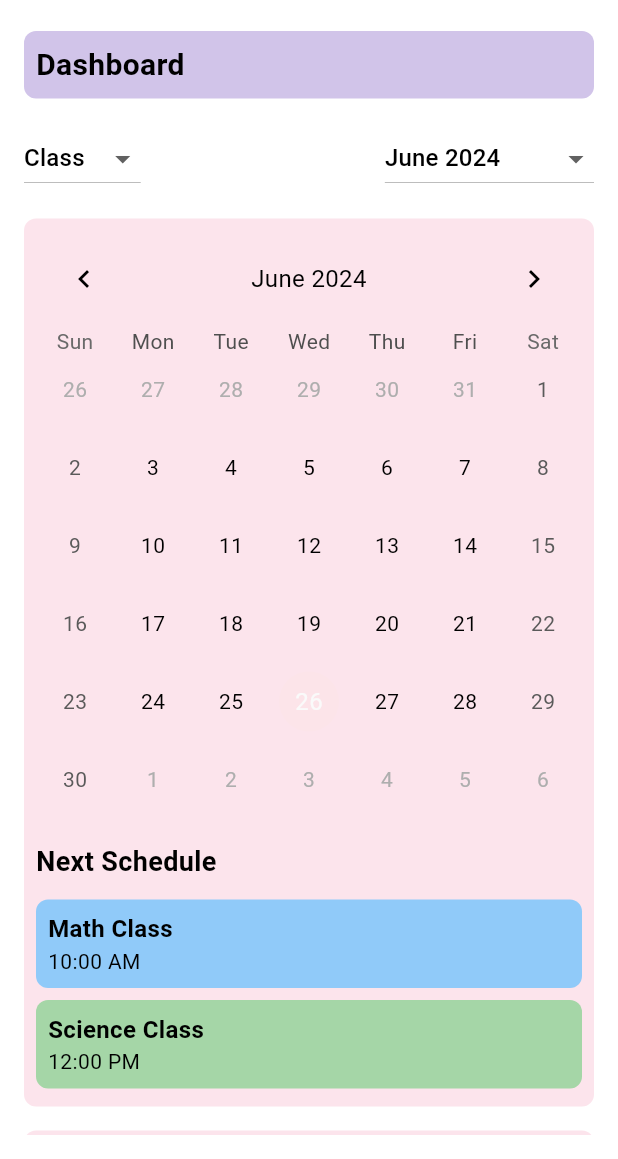
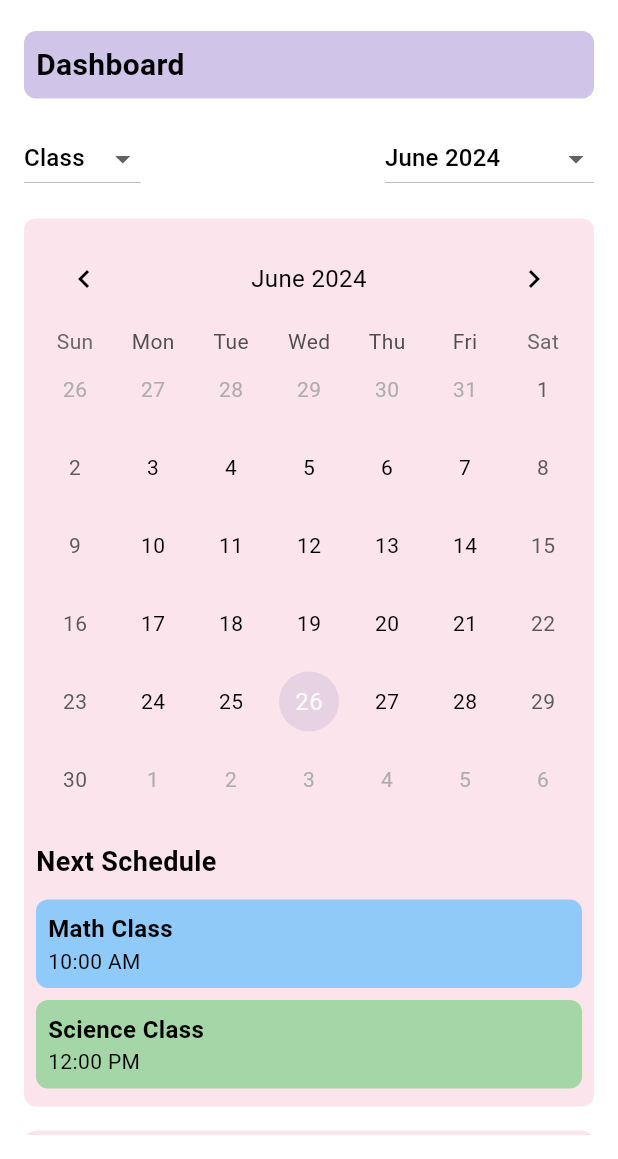
Before and after one commit to tivy09/the_kiddie_app_flutter, a Flutter app: the screen it shows after launch, on a phone screen of 412 x 824 dp, the part 77-1236 px from its top. Run offline on Flutter 3.47's test engine with Material 3 defaults, Android fonts, the light colour scheme and no system bars; drawn by our look-alikes of table_calendar; our stand-ins replace badges, image_picker, photo_view, stacked, stacked_services, stacked_shared.

Commit message:
Update calendar color in home

```diff
--- a/lib/view/main/home/home_view.dart
+++ b/lib/view/main/home/home_view.dart
@@ -82,13 +82,13 @@ class HomeView extends StatelessWidget {
                         onFormatChanged: (format) {
                           model.onFormatChanged(format);
                         },
-                        calendarStyle: const CalendarStyle(
+                        calendarStyle: CalendarStyle(
                           selectedDecoration: BoxDecoration(
-                            color: Color(0xFFFCE4E9),
+                            color: const Color(0xFF6667AA).withOpacity(0.14),
                             shape: BoxShape.circle,
                           ),
                           todayDecoration: BoxDecoration(
-                            color: Colors.blueAccent,
+                            color: const Color(0xFF6667AA).withOpacity(0.86),
                             shape: BoxShape.circle,
                           ),
                         ),
```
